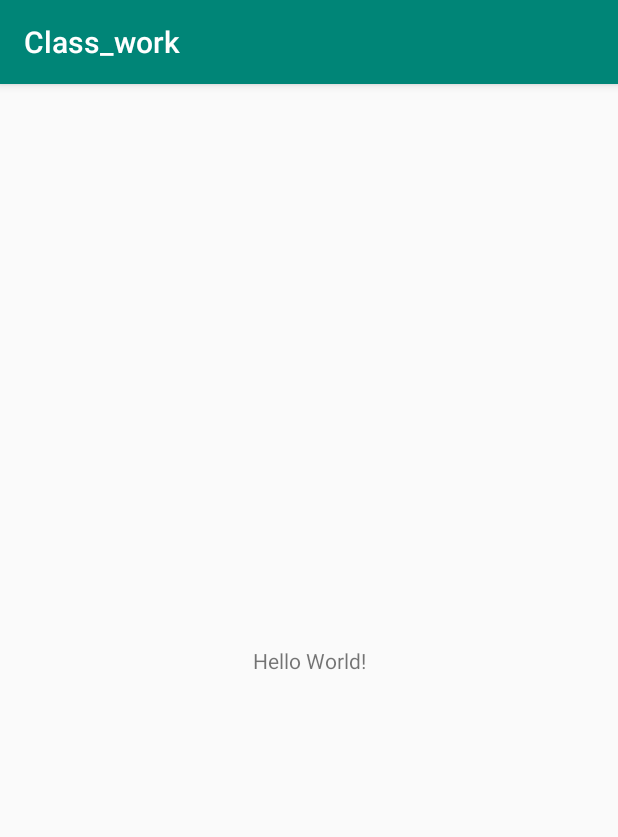
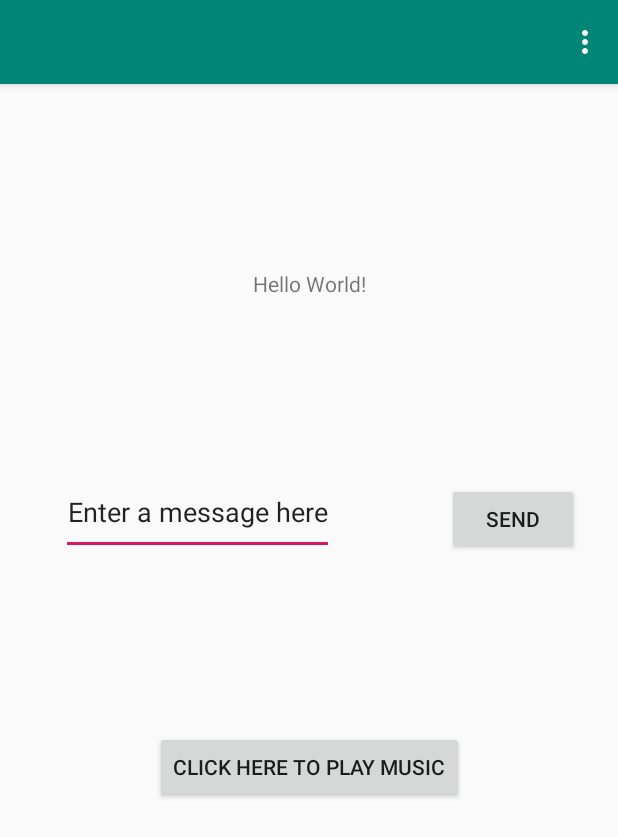
Before and after one commit to elijah96/Class_work, an Android app: the screen it shows after launch (MainActivity), on a phone screen of 412 x 824 dp. Shown: the top 837 px of the screen. Run offline under Robolectric (Android 15) with nearby library versions, the phone set to English and light mode, and no system bars; 2 statements that could not run were skipped.

Commit message:
last work

```diff
--- a/app/src/main/AndroidManifest.xml
+++ b/app/src/main/AndroidManifest.xml
@@ -9,7 +9,9 @@
         android:roundIcon="@mipmap/ic_launcher_round"
         android:supportsRtl="true"
         android:theme="@style/AppTheme">
-        <activity android:name=".DisplayMessageActivity"></activity>
+        <activity android:name=".acttwo"></activity>
+        <activity android:name=".act_one" />
+        <activity android:name=".DisplayMessageActivity" />
         <activity android:name=".MainActivity">
             <intent-filter>
                 <action android:name="android.intent.action.MAIN" />
--- /dev/null
+++ b/app/src/main/assets/note.txt
@@ -0,0 +1,5 @@
+#include<stdio.h>
+int main(){
+printf("I love the way mr Kimera lectures");
+return 0
+}
--- a/app/src/main/java/com/example/class_work/MainActivity.java
+++ b/app/src/main/java/com/example/class_work/MainActivity.java
@@ -2,13 +2,53 @@ package com.example.class_work;
 
 import androidx.appcompat.app.AppCompatActivity;
 
+import android.content.Intent;
+import android.net.Uri;
 import android.os.Bundle;
+import android.view.Menu;
+import android.view.MenuItem;
+import android.view.View;
+import android.widget.Button;
 
 public class MainActivity extends AppCompatActivity {
+  public static String web="http://www.gmail.com";
+    public static String fb="http://www.facebook.com";
+    Button play;
 
     @Override
     protected void onCreate(Bundle savedInstanceState) {
         super.onCreate(savedInstanceState);
         setContentView(R.layout.activity_main);
+        play=findViewById(R.id.btnplay1);
+        play.setOnClickListener(new View.OnClickListener() {
+            @Override
+            public void onClick(View v) {
+                Intent intent=new Intent(MainActivity.this,act_one.class);
+                startActivity(intent);
+            }
+        });
     }
+    public boolean onCreateOptionsMenu(Menu menu){
+      getMenuInflater().inflate(R.menu.elija,menu);
+      return true;
+
+
+    }
+    public boolean onOptionsItemSelected(MenuItem item){
+        int work = item.getItemId();
+        switch (work) {
+            case R.id.mail:
+                Intent intent = new Intent(Intent.ACTION_VIEW, Uri.parse(web));
+                if (intent.resolveActivity(getPackageManager()) != null) {
+                    startActivity(intent);
+
+                }
+            case R.id.tea:
+                Intent b = new Intent(Intent.ACTION_VIEW, Uri.parse(fb));
+                if (b.resolveActivity(getPackageManager()) != null) {
+                    startActivity(b);
+                }
+        }
+         return super.onOptionsItemSelected(item);
+        }
 }
--- a/app/src/main/res/layout/activity_main.xml
+++ b/app/src/main/res/layout/activity_main.xml
@@ -2,17 +2,59 @@
 <androidx.constraintlayout.widget.ConstraintLayout xmlns:android="http://schemas.android.com/apk/res/android"
     xmlns:app="http://schemas.android.com/apk/res-auto"
     xmlns:tools="http://schemas.android.com/tools"
+    android:id="@+id/btnplay1"
     android:layout_width="match_parent"
     android:layout_height="match_parent"
     tools:context=".MainActivity">
 
     <TextView
+        android:id="@+id/textView"
         android:layout_width="wrap_content"
         android:layout_height="wrap_content"
         android:text="Hello World!"
         app:layout_constraintBottom_toBottomOf="parent"
         app:layout_constraintLeft_toLeftOf="parent"
         app:layout_constraintRight_toRightOf="parent"
-        app:layout_constraintTop_toTopOf="parent" />
+        app:layout_constraintTop_toTopOf="parent"
+        app:layout_constraintVertical_bias="0.165" />
+
+    <Button
+        android:id="@+id/button"
+        android:layout_width="wrap_content"
+        android:layout_height="wrap_content"
+        android:text="click here to play music"
+        app:layout_constraintBottom_toBottomOf="parent"
+        app:layout_constraintEnd_toEndOf="parent"
+        app:layout_constraintStart_toStartOf="parent"
+        app:layout_constraintTop_toBottomOf="@+id/textView" />
+
+    <EditText
+        android:id="@+id/message"
+        android:layout_width="182dp"
+        android:layout_height="57dp"
+        android:ems="10"
+        android:inputType="textPersonName"
+        android:text="Enter a message here"
+        android:textAlignment="center"
+        app:layout_constraintBottom_toTopOf="@+id/button"
+        app:layout_constraintEnd_toEndOf="parent"
+        app:layout_constraintHorizontal_bias="0.176"
+        app:layout_constraintStart_toStartOf="parent"
+        app:layout_constraintTop_toBottomOf="@+id/textView"
+        app:layout_constraintVertical_bias="0.493" />
+
+    <Button
+        android:id="@+id/sendMessage"
+        android:layout_width="wrap_content"
+        android:layout_height="wrap_content"
+        android:layout_marginTop="115dp"
+        android:layout_marginBottom="110dp"
+        android:text="SEND"
+        app:layout_constraintBottom_toTopOf="@+id/button"
+        app:layout_constraintEnd_toEndOf="parent"
+        app:layout_constraintHorizontal_bias="0.742"
+        app:layout_constraintStart_toEndOf="@+id/message"
+        app:layout_constraintTop_toBottomOf="@+id/textView" />
+
 
 </androidx.constraintlayout.widget.ConstraintLayout>
--- /dev/null
+++ b/app/src/main/res/menu/elija.xml
@@ -0,0 +1,6 @@
+<?xml version="1.0" encoding="utf-8"?>
+<menu xmlns:android="http://schemas.android.com/apk/res/android">
+
+    <item android:id="@+id/mail" android:title="gmail"/>
+    <item android:id="@+id/tea" android:title="Facebook"/>
+</menu>
--- a/app/src/main/res/values/strings.xml
+++ b/app/src/main/res/values/strings.xml
@@ -1,3 +1,6 @@
 <resources>
-    <string name="app_name">Class_work</string>
+    <string name="jesus">Jesus</string>
+    <string name="lovesyou">lovesyou</string>
+
+
 </resources>
```
Also changed, not shown: app/src/main/java/com/example/class_work/act_one.java (added, +27 -0 lines), app/src/main/java/com/example/class_work/acttwo.java (added, +14 -0 lines), app/src/main/res/layout/activity_act_one.xml (added, +19 -0 lines), app/src/main/res/layout/activity_acttwo.xml (added, +9 -0 lines), app/src/main/res/layout/activity_display_message.xml (+11 -0 lines), 3 other files.
